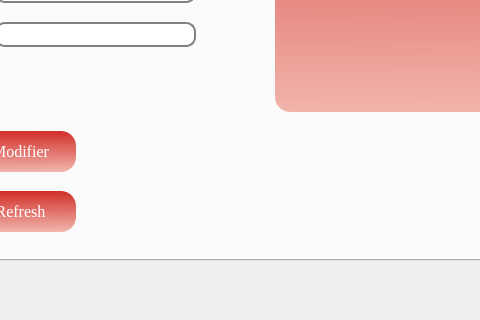
Before: the Qt Designer form mainwindow.ui in RoukaiaKHELIFI/Smart_Cinema2A12, drawn with Qt 5; both pictures show x 277 to 757 and y 380 to 700 of the 1538 by 700 pixel window.
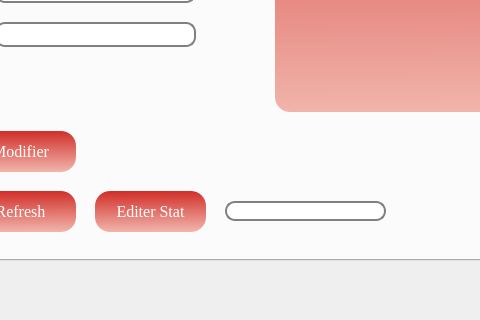
After: the same form once the commit is applied. The open tabs and pages were chosen to show the change. Icons and pictures are not drawn.

Diff of the .ui file:
```diff
--- a/mainwindow.ui
+++ b/mainwindow.ui
@@ -1858,6 +1858,56 @@
          <string>Voir Les Salles</string>
         </property>
        </widget>
+       <widget class="QPushButton" name="ModifierTicket_2">
+        <property name="geometry">
+         <rect>
+          <x>320</x>
+          <y>520</y>
+          <width>111</width>
+          <height>41</height>
+         </rect>
+        </property>
+        <property name="font">
+         <font>
+          <family>Times New Roman</family>
+          <pointsize>12</pointsize>
+          <weight>50</weight>
+          <italic>false</italic>
+          <bold>false</bold>
+         </font>
+        </property>
+        <property name="styleSheet">
+         <string notr="true">/*background-color:#C70039;
+color:white;*/
+QPushButton
+{
+background : qlineargradient(spread:pad, x1:0.467, y1:0, x2:0.482, y2:1, stop:0 rgba(209, 46, 40, 255), stop:1 rgba(241, 181, 172, 255));
+border-radius:15px;
+color:white;
+}
+QPushButton:hover
+{
+background:qlineargradient(spread:pad, x1:0.457286, y1:0.381, x2:0.508, y2:1, stop:0 rgba(241, 181, 172, 255), stop:1 rgba(209, 46, 40, 255))
+}</string>
+        </property>
+        <property name="text">
+         <string>Editer Stat</string>
+        </property>
+        <property name="icon">
+         <iconset resource="source.qrc">
+          <normaloff>:/photos/mod.png</normaloff>:/photos/mod.png</iconset>
+        </property>
+       </widget>
+       <widget class="QLineEdit" name="stat">
+        <property name="geometry">
+         <rect>
+          <x>450</x>
+          <y>530</y>
+          <width>161</width>
+          <height>20</height>
+         </rect>
+        </property>
+       </widget>
        <zorder>pushButton_7</zorder>
        <zorder>label_32</zorder>
        <zorder>layoutWidget_5</zorder>
```
Left out of the diff: 8 changed lines with no effect on the pictures.
